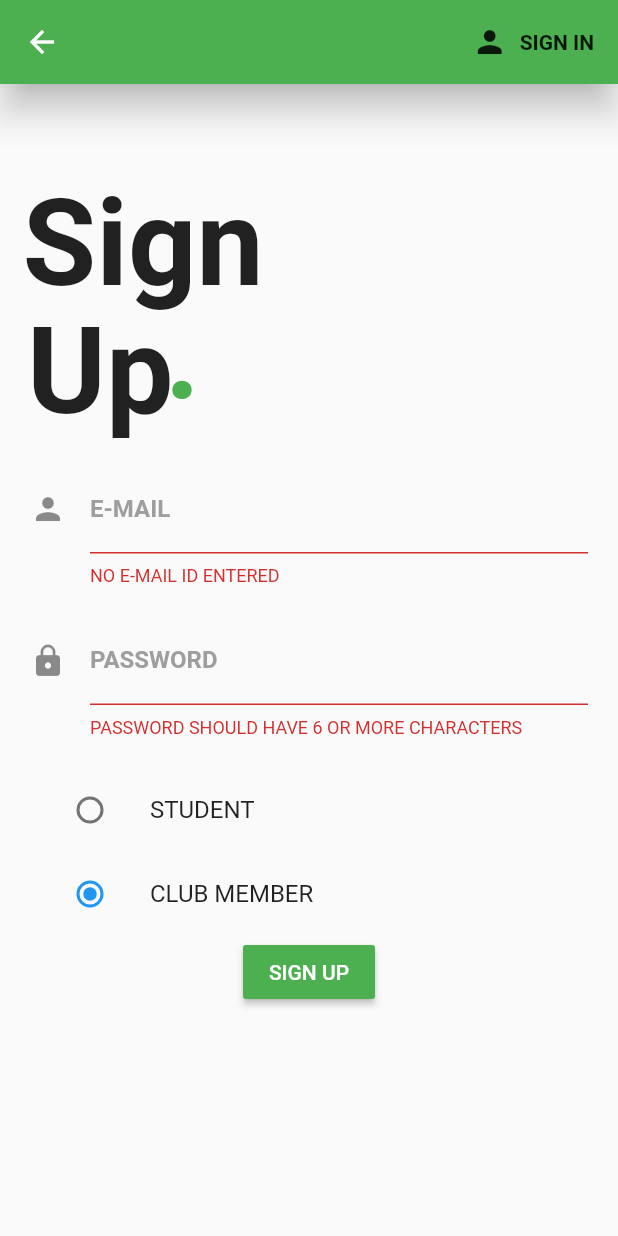
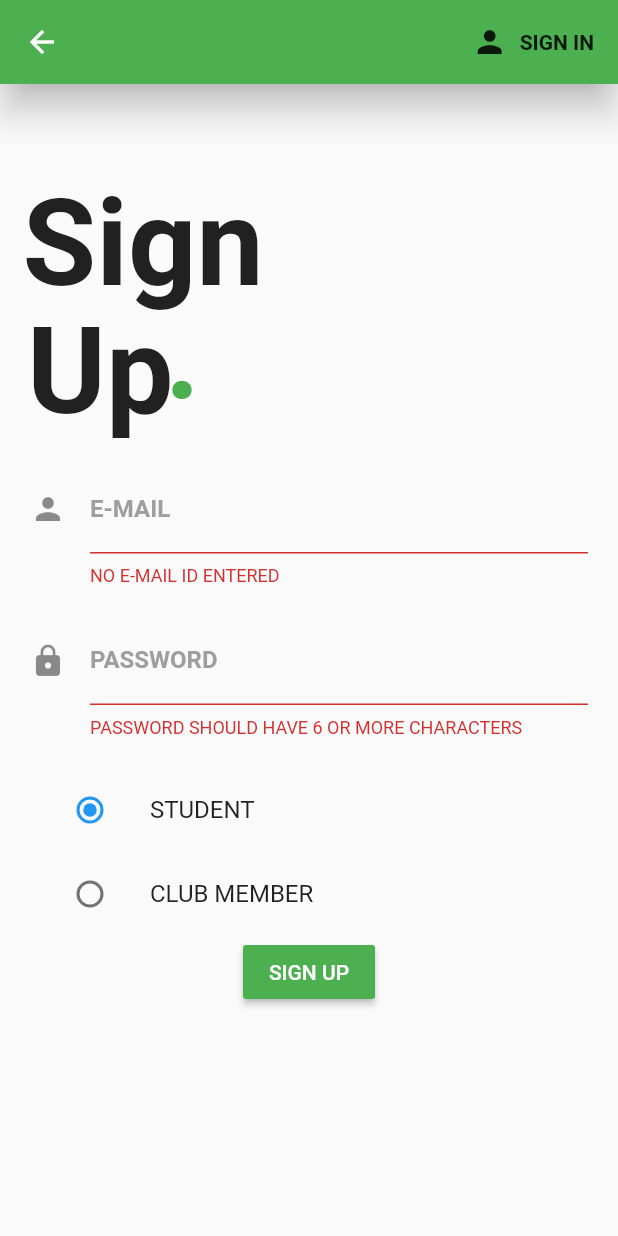
Before and after one commit to ddarshney/reminderapp, a Flutter app: the Register screen opened directly, after a tap on "SIGN UP", on a phone screen of 412 x 824 dp. Run offline on Flutter 3.47's test engine with Material 2 defaults, Android fonts, the phone set to English and light mode, and no system bars; our stand-ins replace cloud_firestore, firebase_auth, firebase_core; accounts and stored records are empty.

Commit message:
Minor fixes

```diff
--- a/lib/screens/authentication/register.dart
+++ b/lib/screens/authentication/register.dart
@@ -10,17 +10,17 @@ class Register extends StatefulWidget {
 }
 
 enum SingingCharacter { clubmember, student }
-SingingCharacter _character = SingingCharacter.clubmember;
+
 
 class _RegisterState extends State<Register> {
   final AuthService _auth = AuthService();
   final _formKey = GlobalKey<FormState>();
+  SingingCharacter _character = SingingCharacter.student;
   String error = '';
 
   // text field state
   String email = '';
   String password = '';
-  String type='Student';
 
   @override
   Widget build(BuildContext context) {
@@ -110,7 +110,6 @@ class _RegisterState extends State<Register> {
                       groupValue: _character,
                       onChanged: (SingingCharacter value) {
                         setState(() {
-
                           _character = value;
                         });
                       },
@@ -123,7 +122,6 @@ class _RegisterState extends State<Register> {
                       groupValue: _character,
                       onChanged: (SingingCharacter value) {
                         setState(() {
-                          type = 'Club member';
                           _character = value;
                         });
                       },
@@ -137,6 +135,7 @@ class _RegisterState extends State<Register> {
                       ),
                       onPressed: () async {
                         if (_formKey.currentState.validate()) {
+                          final type= (_character==SingingCharacter.student)? "Student" : "Club member";
                           dynamic result =
                           await _auth.registerwithemailpassword(email, password,type);
                           if (result == null) {
--- a/lib/screens/home/club.dart
+++ b/lib/screens/home/club.dart
@@ -12,7 +12,7 @@ class Club extends StatelessWidget {
         value: DatabaseService().users,
         child:Scaffold(
           appBar: AppBar(
-            title: Text('REMIND ME APP'),
+            title: Text('CLUB'),
             backgroundColor: Colors.blue,
             elevation: 0.0,
             actions: <Widget>[
--- a/lib/screens/home/home.dart
+++ b/lib/screens/home/home.dart
@@ -12,7 +12,7 @@ class Home extends StatelessWidget {
         value: DatabaseService().users,
         child:Scaffold(
           appBar: AppBar(
-          title: Text('REMIND ME APP'),
+          title: Text('HOME'),
           backgroundColor: Colors.green,
           elevation: 0.0,
           actions: <Widget>[
--- a/lib/screens/wrapper.dart
+++ b/lib/screens/wrapper.dart
@@ -23,9 +23,9 @@ class Wrapper extends StatelessWidget {
               AsyncSnapshot<DocumentSnapshot>snapshot) {
             if (snapshot.hasData && snapshot.data != null) {
               final userData = snapshot.data.data();
-              if (userData['type'] == "Student")
+              if (userData['groupvalue'] == "Student")
                 return Home();
-              else
+              else if (userData['groupvalue'] == "Club member")
                 return Club();
             }
             return Material(
```
